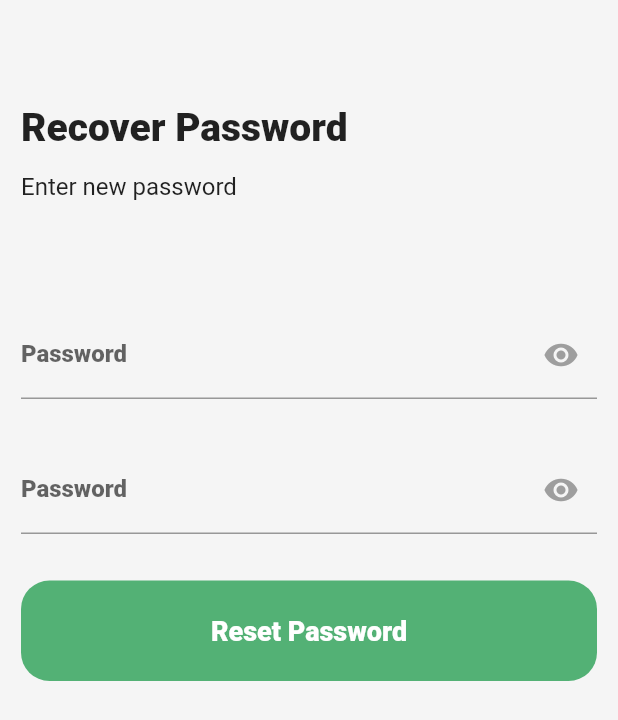
After one commit to zuri-training/ayaloonline_mobile_pjt_101, a Flutter app: the screen it shows after launch, after a tap on "Forgot Password?", on a phone screen of 412 x 824 dp. The commit adds this screen. Shown: the top 720 px of the screen. Run offline on Flutter 3.47's test engine with Material 2 defaults, Android fonts, the phone set to English and light mode, and no system bars.

```diff
--- /dev/null
+++ b/ayalo_mobile_pjt101/lib/Custom_widgets/input_password_form.dart
@@ -0,0 +1,19 @@
+import 'package:flutter/material.dart';
+
+Widget passwordForm({required String hint}) {
+  return TextFormField(
+    obscureText: true,
+    decoration: InputDecoration(
+      labelText: 'Password',
+      labelStyle: TextStyle(fontWeight: FontWeight.w800, fontSize: 16),
+      hintText: hint,
+      suffixIcon: IconButton(
+        icon: Icon(
+          Icons.remove_red_eye,
+          color: Colors.grey,
+        ),
+        onPressed: () => null,
+      ),
+    ),
+  );
+}
--- a/ayalo_mobile_pjt101/lib/Custom_widgets/signin_button.dart
+++ b/ayalo_mobile_pjt101/lib/Custom_widgets/signin_button.dart
@@ -1,6 +1,7 @@
 import 'package:flutter/material.dart';
 
-Widget SignInButton(BuildContext context, {required String text}) {
+Widget SignInButton(BuildContext context,
+    {required String text, required Function onPress}) {
   return Container(
     width: MediaQuery.of(context).size.width,
     height: 67,
@@ -9,7 +10,7 @@ Widget SignInButton(BuildContext context, {required String text}) {
       color: Theme.of(context).primaryColor,
     ),
     child: TextButton(
-      onPressed: () => null,
+      onPressed: () => onPress,
       child: Text(
         text,
         style: TextStyle(
--- a/ayalo_mobile_pjt101/lib/Screens/login_screen.dart
+++ b/ayalo_mobile_pjt101/lib/Screens/LoggingAndSigningScreens/login_screen.dart
@@ -1,5 +1,7 @@
+import 'package:ayalo_mobile_pjt101/Custom_widgets/input_password_form.dart';
 import 'package:ayalo_mobile_pjt101/Custom_widgets/signin_button.dart';
-import 'package:ayalo_mobile_pjt101/Screens/signup_screen.dart';
+import 'package:ayalo_mobile_pjt101/Screens/LoggingAndSigningScreens/recover_password.dart';
+import 'package:ayalo_mobile_pjt101/Screens/LoggingAndSigningScreens/signup_screen.dart';
 import 'package:flutter/material.dart';
 import 'package:flutter/rendering.dart';
 
@@ -35,28 +37,27 @@ class LoginScreen extends StatelessWidget {
                 ),
               ),
               SizedBox(height: 16),
-              TextFormField(
-                decoration: InputDecoration(
-                  labelText: 'Password',
-                  hintText: '********',
-                  suffixIcon: IconButton(
-                    icon: Icon(
-                      Icons.remove_red_eye,
-                      color: Colors.grey,
+              passwordForm(hint: 'Input Password'),
+              SizedBox(height: 20),
+              Align(
+                alignment: Alignment.topRight,
+                child: GestureDetector(
+                  onTap: () => Navigator.of(context).push(
+                    MaterialPageRoute(
+                      builder: (context) => RecoverPassword(),
                     ),
-                    onPressed: () => null,
+                  ),
+                  child: Text(
+                    'Forgot Password?',
+                    style: TextStyle(
+                      fontSize: 14,
+                      fontWeight: FontWeight.w400,
+                    ),
                   ),
                 ),
               ),
-              SizedBox(height: 20),
-              Align(
-                alignment: Alignment.topRight,
-                child: Text(
-                  'Forgot Password?',
-                ),
-              ),
               SizedBox(height: 30),
-              SignInButton(context, text: 'Log In'),
+              SignInButton(context, text: 'Log In', onPress: () => null),
               SizedBox(height: 25),
               GestureDetector(
                 onTap: () => Navigator.of(context).push(
--- /dev/null
+++ b/ayalo_mobile_pjt101/lib/Screens/LoggingAndSigningScreens/recover_password.dart
@@ -0,0 +1,90 @@
+import 'package:ayalo_mobile_pjt101/Custom_widgets/input_password_form.dart';
+import 'package:ayalo_mobile_pjt101/Custom_widgets/signin_button.dart';
+import 'package:flutter/material.dart';
+
+class RecoverPassword extends StatelessWidget {
+  @override
+  Widget build(BuildContext context) {
+    return Scaffold(
+      appBar: AppBar(automaticallyImplyLeading: false),
+      backgroundColor: Theme.of(context).backgroundColor,
+      body: _SetPassword(),
+    );
+  }
+}
+
+class _SendEmail extends StatelessWidget {
+  @override
+  Widget build(BuildContext context) {
+    return Padding(
+      padding: const EdgeInsets.all(14.0),
+      child: Column(
+        crossAxisAlignment: CrossAxisAlignment.start,
+        children: [
+          Text(
+            'Recover Password',
+            style: TextStyle(
+              fontSize: 26,
+              fontWeight: FontWeight.w800,
+            ),
+          ),
+          SizedBox(height: 15),
+          Text(
+            'Enter the email associated with your account and we\'ll send an email with instruction to reset your password',
+            style: TextStyle(
+              fontSize: 16,
+              fontWeight: FontWeight.w400,
+            ),
+          ),
+          SizedBox(height: 31),
+          TextFormField(
+            decoration: InputDecoration(
+                labelText: 'Email',
+                labelStyle: TextStyle(
+                  fontSize: 16,
+                  fontWeight: FontWeight.w800,
+                ),
+                suffixIcon: Icon(Icons.done)),
+          ),
+          SizedBox(height: 31),
+          SignInButton(context, text: 'Send Link', onPress: () => null),
+        ],
+      ),
+    );
+  }
+}
+
+class _SetPassword extends StatelessWidget {
+  @override
+  Widget build(BuildContext context) {
+    return Padding(
+      padding: const EdgeInsets.all(14.0),
+      child: Column(
+        crossAxisAlignment: CrossAxisAlignment.start,
+        children: [
+          Text(
+            'Recover Password',
+            style: TextStyle(
+              fontSize: 26,
+              fontWeight: FontWeight.w800,
+            ),
+          ),
+          SizedBox(height: 15),
+          Text(
+            'Enter new password',
+            style: TextStyle(
+              fontSize: 16,
+              fontWeight: FontWeight.w400,
+            ),
+          ),
+          SizedBox(height: 73),
+          passwordForm(hint: 'Input new password'),
+          SizedBox(height: 31),
+          passwordForm(hint: 'Confirm new password'),
+          SizedBox(height: 31),
+          SignInButton(context, text: 'Reset Password', onPress: () => null),
+        ],
+      ),
+    );
+  }
+}
--- a/ayalo_mobile_pjt101/lib/main.dart
+++ b/ayalo_mobile_pjt101/lib/main.dart
@@ -1,4 +1,4 @@
-import 'package:ayalo_mobile_pjt101/Screens/login_screen.dart';
+import 'package:ayalo_mobile_pjt101/Screens/LoggingAndSigningScreens/login_screen.dart';
 import 'package:flutter/material.dart';
 
 void main() {
@@ -13,6 +13,10 @@ class AyaloMain extends StatelessWidget {
       theme: ThemeData(
         primaryColor: Color(0xff53b175),
         backgroundColor: Color(0xffF5F5F5),
+        appBarTheme: AppBarTheme(
+          backgroundColor: Color(0xffF5F5F5),
+          elevation: 0,
+        ),
       ),
       home: LoginScreen(),
     );
```
Also changed, not shown: ayalo_mobile_pjt101/lib/Screens/LoggingAndSigningScreens/signup_screen.dart (renamed from ayalo_mobile_pjt101/lib/Screens/signup_screen.dart, +3 -16 lines).
